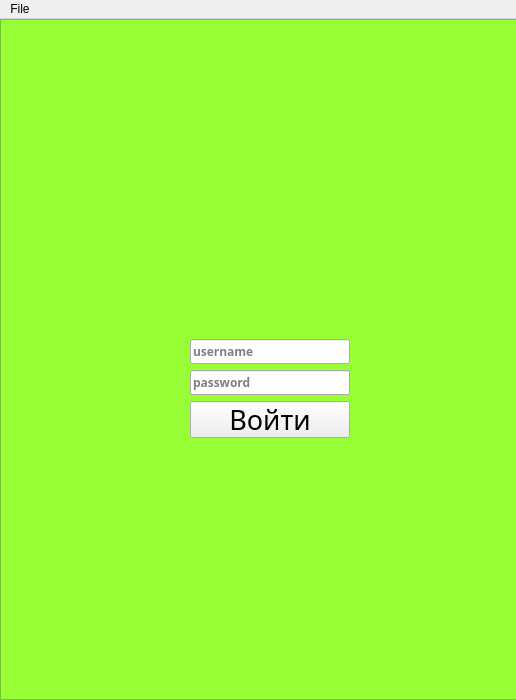
This is ui/main_window.ui in ma1ex/morelia_client_qt as Qt 5 draws it before an edit. The edited form follows.
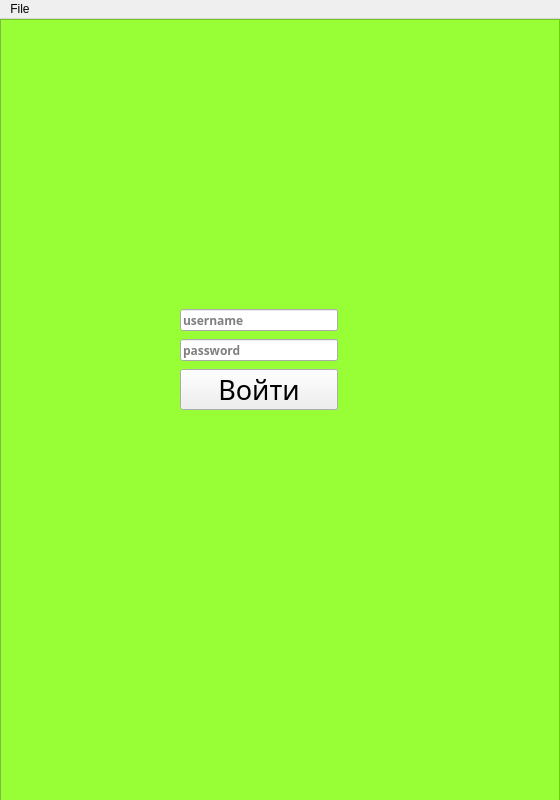
This is the edited form.

Commit message: Update size in main window

Diff of the .ui file:
```diff
--- a/ui/main_window.ui
+++ b/ui/main_window.ui
@@ -6,25 +6,43 @@
    <rect>
     <x>0</x>
     <y>0</y>
-    <width>516</width>
-    <height>700</height>
+    <width>560</width>
+    <height>800</height>
    </rect>
   </property>
+  <property name="sizePolicy">
+   <sizepolicy hsizetype="Preferred" vsizetype="Preferred">
+    <horstretch>0</horstretch>
+    <verstretch>0</verstretch>
+   </sizepolicy>
+  </property>
+  <property name="minimumSize">
+   <size>
+    <width>0</width>
+    <height>0</height>
+   </size>
+  </property>
   <property name="windowTitle">
    <string>MoreliaTalk</string>
   </property>
   <widget class="QWidget" name="centralwidget">
+   <property name="sizePolicy">
+    <sizepolicy hsizetype="Preferred" vsizetype="Preferred">
+     <horstretch>0</horstretch>
+     <verstretch>0</verstretch>
+    </sizepolicy>
+   </property>
    <widget class="QGraphicsView" name="splashScreen">
     <property name="geometry">
      <rect>
       <x>0</x>
       <y>0</y>
-      <width>521</width>
-      <height>681</height>
+      <width>560</width>
+      <height>800</height>
      </rect>
     </property>
     <property name="sizePolicy">
-     <sizepolicy hsizetype="Expanding" vsizetype="Expanding">
+     <sizepolicy hsizetype="Preferred" vsizetype="Preferred">
       <horstretch>0</horstretch>
       <verstretch>0</verstretch>
      </sizepolicy>
@@ -58,8 +76,8 @@
      <rect>
       <x>10</x>
       <y>30</y>
-      <width>381</width>
-      <height>491</height>
+      <width>341</width>
+      <height>561</height>
      </rect>
     </property>
     <property name="font">
@@ -78,8 +96,8 @@
     <property name="geometry">
      <rect>
       <x>10</x>
-      <y>530</y>
-      <width>381</width>
+      <y>610</y>
+      <width>341</width>
       <height>141</height>
      </rect>
     </property>
@@ -97,8 +115,8 @@
    <widget class="QPushButton" name="sendButton">
     <property name="geometry">
      <rect>
-      <x>410</x>
-      <y>640</y>
+      <x>360</x>
+      <y>720</y>
       <width>91</width>
       <height>31</height>
      </rect>
@@ -126,9 +144,12 @@
     </property>
    </widget>
    <widget class="QPushButton" name="channelButton">
+    <property name="enabled">
+     <bool>false</bool>
+    </property>
     <property name="geometry">
      <rect>
-      <x>400</x>
+      <x>360</x>
       <y>60</y>
       <width>111</width>
       <height>23</height>
@@ -153,13 +174,13 @@
 }</string>
     </property>
     <property name="text">
-     <string>change </string>
+     <string>change channel</string>
     </property>
    </widget>
    <widget class="QLineEdit" name="channelEdit">
     <property name="geometry">
      <rect>
-      <x>400</x>
+      <x>360</x>
       <y>30</y>
       <width>111</width>
       <height>22</height>
@@ -176,44 +197,66 @@
      <string>chanel</string>
     </property>
    </widget>
-   <widget class="QLabel" name="nameChannel">
+   <widget class="QLabel" name="name_channeLabel">
     <property name="geometry">
      <rect>
-      <x>10</x>
+      <x>0</x>
       <y>0</y>
-      <width>371</width>
-      <height>21</height>
+      <width>560</width>
+      <height>20</height>
      </rect>
     </property>
     <property name="text">
-     <string>TextLabel</string>
+     <string>@hub</string>
     </property>
    </widget>
    <widget class="QScrollBar" name="verticalScrollBar">
     <property name="geometry">
      <rect>
-      <x>370</x>
-      <y>29</y>
+      <x>330</x>
+      <y>30</y>
       <width>20</width>
-      <height>491</height>
+      <height>451</height>
      </rect>
     </property>
     <property name="orientation">
      <enum>Qt::Vertical</enum>
     </property>
    </widget>
-   <widget class="QWidget" name="gridLayoutWidget">
+   <widget class="QPushButton" name="enterButton">
     <property name="geometry">
      <rect>
-      <x>190</x>
-      <y>320</y>
-      <width>160</width>
-      <height>99</height>
+      <x>180</x>
+      <y>350</y>
+      <width>158</width>
+      <height>41</height>
      </rect>
     </property>
-    <layout class="QGridLayout" name="gridLayout">
-     <item row="2" column="0">
+    <property name="minimumSize">
+     <size>
+      <width>158</width>
+      <height>0</height>
+     </size>
+    </property>
+    <property name="font">
+     <font>
+      <family>Niagara Solid</family>
+      <pointsize>20</pointsize>
+     </font>
+    </property>
+    <property name="text">
+     <string>Войти</string>
+    </property>
+   </widget>
       <widget class="QLineEdit" name="passwordInput">
+    <property name="geometry">
+     <rect>
+      <x>180</x>
+      <y>320</y>
+      <width>158</width>
+      <height>22</height>
+     </rect>
+    </property>
        <property name="minimumSize">
         <size>
          <width>158</width>
@@ -237,28 +280,15 @@
         <string>password</string>
        </property>
       </widget>
-     </item>
-     <item row="3" column="0">
-      <widget class="QPushButton" name="enterButton">
-       <property name="minimumSize">
-        <size>
-         <width>158</width>
-         <height>0</height>
-        </size>
-       </property>
-       <property name="font">
-        <font>
-         <family>Niagara Solid</family>
-         <pointsize>20</pointsize>
-        </font>
-       </property>
-       <property name="text">
-        <string>Войти</string>
-       </property>
-      </widget>
-     </item>
-     <item row="1" column="0">
       <widget class="QLineEdit" name="usernameInput">
+    <property name="geometry">
+     <rect>
+      <x>180</x>
+      <y>290</y>
+      <width>158</width>
+      <height>22</height>
+     </rect>
+    </property>
        <property name="minimumSize">
         <size>
          <width>158</width>
@@ -281,25 +311,24 @@
         <string>username</string>
        </property>
       </widget>
-     </item>
-    </layout>
-   </widget>
    <zorder>textBrowser</zorder>
    <zorder>textEdit</zorder>
    <zorder>sendButton</zorder>
    <zorder>channelButton</zorder>
    <zorder>channelEdit</zorder>
-   <zorder>nameChannel</zorder>
    <zorder>verticalScrollBar</zorder>
+   <zorder>name_channeLabel</zorder>
    <zorder>splashScreen</zorder>
-   <zorder>gridLayoutWidget</zorder>
+   <zorder>enterButton</zorder>
+   <zorder>passwordInput</zorder>
+   <zorder>usernameInput</zorder>
   </widget>
   <widget class="QMenuBar" name="menuBar">
    <property name="geometry">
     <rect>
      <x>0</x>
      <y>0</y>
-     <width>516</width>
+     <width>560</width>
      <height>21</height>
     </rect>
    </property>
```
Lines whose indentation alone changed are shown as unchanged. The commit also changes 1 other file.
